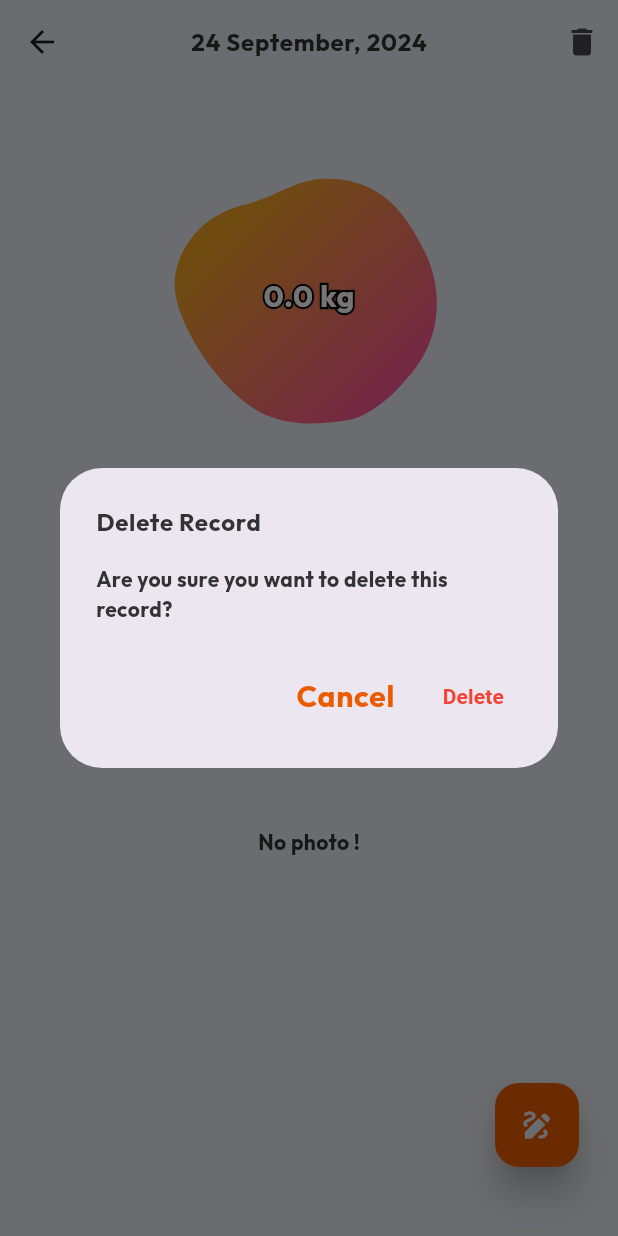
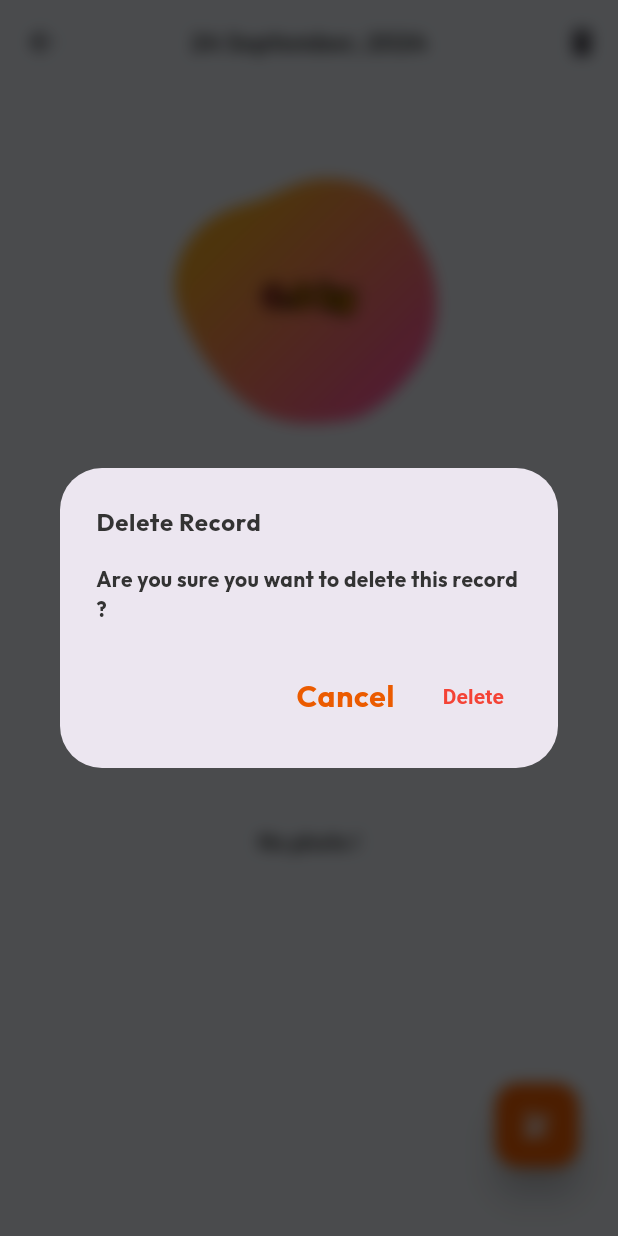
Before and after one commit to egeinann/FitBalance-KiloTakibi-App, a Flutter app: the RecordScreen screen opened directly with empty values, after a tap on the "delete" icon, on a phone screen of 412 x 824 dp. Run offline on Flutter 3.47's test engine with Material 3 defaults, Android fonts, the phone set to English and light mode, and no system bars; our stand-ins replace auto_size_text, fl_chart, freezed_annotation, get, image_picker, ionicons and 3 more; missing offline and left inert: day_night_switcher.

Commit message:
showDialog tasarımı ve özel class

```diff
--- a/lib/main.dart
+++ b/lib/main.dart
@@ -32,7 +32,7 @@ class MyApp extends StatelessWidget {
     return Obx(() {
       return GetMaterialApp(
         debugShowCheckedModeBanner: false,
-        home: OnboardingScreen(),
+        home: HomeScreen(),
         theme: ThemeClass.lightTheme,
         darkTheme: ThemeClass.darkTheme,
         themeMode: _controller.themeMode.value,
--- a/lib/view/history_screen/recordScreen.dart
+++ b/lib/view/history_screen/recordScreen.dart
@@ -3,6 +3,7 @@ import 'package:flutter/material.dart';
 import 'package:get/get.dart';
 import 'package:intl/intl.dart';
 import 'package:ionicons/ionicons.dart';
+import 'package:kilo_takibi_uyg/widgets/delete_show_dialog.dart';
 import 'package:kilo_takibi_uyg/widgets/floatingActionButton.dart';
 import 'package:kilo_takibi_uyg/widgets/snackbar.dart';
 import 'package:kilo_takibi_uyg/controller/controller.dart';
@@ -29,7 +30,7 @@ class RecordScreen extends StatelessWidget {
         actions: [
           IconButton(
             onPressed: () {
-              deleteShowDialog(context);
+              showDeleteConfirmation(rec);
             },
             icon: const Icon(Icons.delete),
           ),
@@ -90,7 +91,7 @@ class RecordScreen extends StatelessWidget {
                     style: Theme.of(context).textTheme.labelSmall!.copyWith(
                           foreground: Paint()
                             ..style = PaintingStyle.stroke
-                            ..strokeWidth = 3
+                            ..strokeWidth = 4
                             ..color = Colors.black, // Kenarlık rengi
                         ),
                   ),
@@ -98,7 +99,19 @@ class RecordScreen extends StatelessWidget {
                   Text(
                     '${rec.weight} kg',
                     style: Theme.of(context).textTheme.labelSmall!.copyWith(
-                          color: Colors.white, // İç metin rengi
+                          foreground: Paint()
+                            ..shader = const LinearGradient(
+                              colors: <Color>[
+                                Colors.pink,
+                                Colors.pink,
+                                Colors.orange,
+                                Colors.orange,
+                                Colors.orange,
+                                Colors.pink, // Birinci renk
+                                Colors.orange, // İkinci renk
+                              ],
+                            ).createShader(const Rect.fromLTWH(
+                                0, 0, 200, 70)), // Boyutları ayarlayın
                         ),
                   ),
                 ],
@@ -170,19 +183,7 @@ class RecordScreen extends StatelessWidget {
                       icon: const Icon(Ionicons.close,
                           color: Colors.red, size: 40),
                       onPressed: () {
-                        _controller.removePhoto(rec);
-                        Get.back();
-                        _controller.goToHistoryScreen();
-                        Future.delayed(const Duration(milliseconds: 300), () {
-                          Get.back();
-                          SnackbarHelper.showSnackbar(
-                              title: "Record updated",
-                              message:
-                                  DateFormat("d MMMM, y").format(rec.dateTime),
-                              backgroundColor: Colors.green,
-                              duration: const Duration(milliseconds: 1500),
-                              icon: const Icon(Icons.camera_alt));
-                        });
+                        showDeletePhoto(rec);
                       },
                     ),
                   ),
@@ -317,50 +318,46 @@ class RecordScreen extends StatelessWidget {
     });
   }
 
-  // *** DELETE SHOW DIALOG ***
-  Future<dynamic> deleteShowDialog(BuildContext context) {
-    return showDialog(
-      context: context,
-      builder: (BuildContext context) {
-        return AlertDialog(
-          title: Text(
-            "Delete Record",
-            style: Theme.of(context).textTheme.bodyLarge,
-          ),
-          content: Text(
-            "Are you sure you want to delete this record?",
-            style: Theme.of(context).textTheme.bodyMedium,
-          ),
-          actions: <Widget>[
-            TextButton(
-              child: Text(
-                "Cancel",
-                style: Theme.of(context).textTheme.labelSmall,
-              ),
-              onPressed: () {
-                Navigator.of(context).pop();
-              },
-            ),
-            TextButton(
-              child: const Text(
-                "Delete",
-                style: TextStyle(
-                  fontWeight: FontWeight.bold,
-                  color: Colors.red,
-                ),
-              ),
-              onPressed: () {
-                _controller.deleteRecord(rec);
-                Get.back();
+  // *** RECORD DELETE SHOW DIALOG ***
+  Future<dynamic> showDeleteConfirmation(Record rec) {
+    return DialogService.deleteShowDialog(
+      title: "Delete Record",
+      content: "Are you sure you want to delete this record ?",
+      onCancel: () {},
+      onConfirm: () {
         Future.delayed(
           const Duration(milliseconds: 200),
           () {
-                    Get.back();
+            Get.back(); // dialogu kapat
+            _controller.goToHistoryScreen(); // Geçiş yap
+            _controller.deleteRecord(rec); // Kayıt silme işlemi
           },
         );
       },
-            ),
-          ],
+    );
+  }
+
+  // *** PHOTO DELETE SHOW DIALOG ***
+  Future<dynamic> showDeletePhoto(Record rec) {
+    return DialogService.deleteShowDialog(
+      title: "Delete Photo",
+      content: "Are you sure you want to delete this photo ?",
+      onCancel: () {},
+      onConfirm: () {
+        _controller.removePhoto(rec);
+        Get.back();
+        _controller.goToHistoryScreen();
+        Future.delayed(
+          const Duration(milliseconds: 300),
+          () {
+            Get.back();
+            SnackbarHelper.showSnackbar(
+                title: "Record updated",
+                message: DateFormat("d MMMM, y").format(rec.dateTime),
+                backgroundColor: Colors.green,
+                duration: const Duration(milliseconds: 1500),
+                icon: const Icon(Icons.camera_alt));
+          },
         );
       },
     );
--- /dev/null
+++ b/lib/widgets/delete_show_dialog.dart
@@ -0,0 +1,125 @@
+import 'package:flutter/material.dart';
+import 'package:get/get.dart';
+import 'dart:ui';
+
+class DialogService {
+  // Kayıt silme onayı için dialog gösterme fonksiyonu
+  static Future<dynamic> deleteShowDialog({
+    required String title,
+    required String content,
+    required VoidCallback onCancel,
+    required VoidCallback onConfirm,
+  }) {
+    return Get.dialog(
+      _BlurDialog(
+        title: title,
+        content: content,
+        onCancel: onCancel,
+        onConfirm: onConfirm,
+      ),
+      barrierDismissible: false, // Dialog dışına tıklanarak kapanmasın
+    );
+  }
+}
+
+class _BlurDialog extends StatefulWidget {
+  final String title;
+  final String content;
+  final VoidCallback onCancel;
+  final VoidCallback onConfirm;
+
+  const _BlurDialog({
+    required this.title,
+    required this.content,
+    required this.onCancel,
+    required this.onConfirm,
+  });
+
+  @override
+  __BlurDialogState createState() => __BlurDialogState();
+}
+
+class __BlurDialogState extends State<_BlurDialog>
+    with SingleTickerProviderStateMixin {
+  late AnimationController _controller;
+  late Animation<double> _animation;
+
+  @override
+  void initState() {
+    super.initState();
+    _controller = AnimationController(
+      vsync: this,
+      duration: const Duration(seconds: 1), // Animasyon süresi
+    )..forward(); // Animasyonu başlat
+
+    _animation = Tween<double>(begin: 0.0, end: 5.0).animate(
+      CurvedAnimation(
+        parent: _controller,
+        curve: Curves.easeInOut, // Animasyon eğrisi
+      ),
+    );
+  }
+
+  @override
+  void dispose() {
+    _controller.dispose(); // Controller'ı temizle
+    super.dispose();
+  }
+
+  @override
+  Widget build(BuildContext context) {
+    return AnimatedBuilder(
+      animation: _animation,
+      builder: (context, child) {
+        return Stack(
+          children: [
+            BackdropFilter(
+              filter: ImageFilter.blur(
+                  sigmaX: _animation.value, sigmaY: _animation.value),
+              child: Container(
+                color: Colors.black.withOpacity(0.3), // Arka plan rengi
+              ),
+            ),
+            AlertDialog(
+              title: Text(
+                widget.title,
+                style: Get.textTheme.bodyLarge,
+              ),
+              content: Text(
+                widget.content,
+                style: Get.textTheme.bodyMedium,
+              ),
+              actions: <Widget>[
+                TextButton(
+                  child: Text(
+                    "Cancel",
+                    style: Get.textTheme.labelSmall,
+                  ),
+                  onPressed: () {
+                    widget
+                        .onCancel(); // İptal işlemine yönelik fonksiyonu çağır
+                    Get.back(); // Dialog'u kapat
+                  },
+                ),
+                TextButton(
+                  child: const Text(
+                    "Delete",
+                    style: TextStyle(
+                      fontWeight: FontWeight.bold,
+                      color: Colors.red,
+                    ),
+                  ),
+                  onPressed: () {
+                    widget
+                        .onConfirm(); // Onay işlemine yönelik fonksiyonu çağır
+                    Get.back(); // Dialog'u kapat
+                  },
+                ),
+              ],
+            ),
+          ],
+        );
+      },
+    );
+  }
+}
```
Also changed, not shown: lib/view/history_screen/history_screen.dart (+6 -36 lines). Lines whose indentation alone changed are shown as unchanged.
